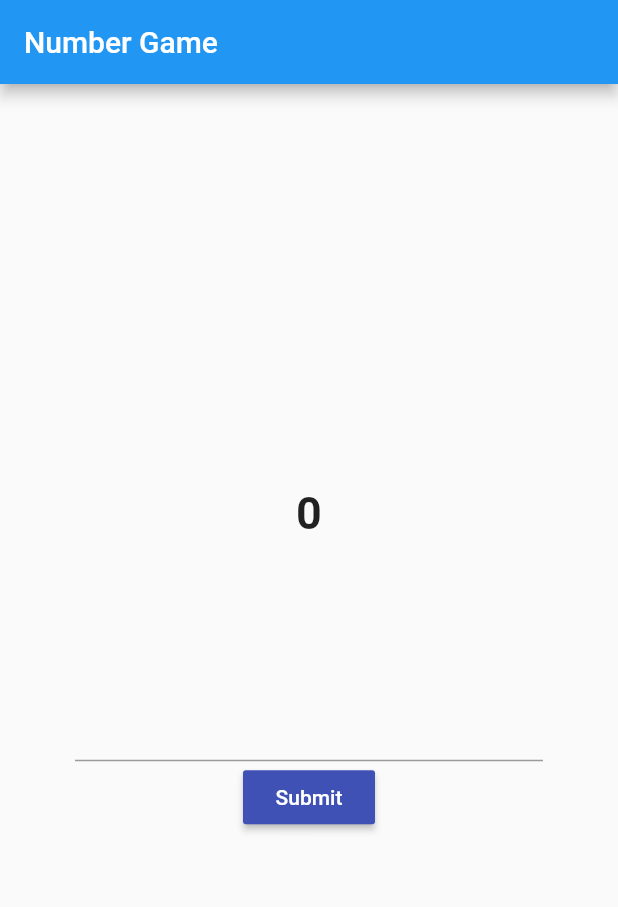
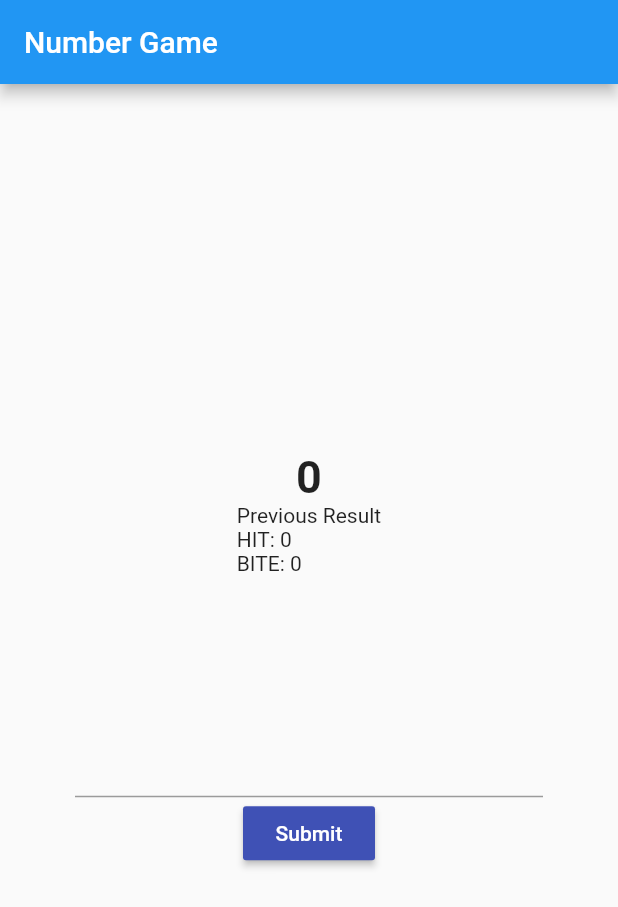
Before and after one commit to onikazu/NumberGame, a Flutter app: the screen it shows after launch, on a phone screen of 412 x 824 dp. Shown: the top 907 px of the screen. Run offline on Flutter 3.47's test engine with Material 2 defaults, Android fonts, the phone set to English and light mode, and no system bars.

Commit message:
almost is done

```diff
--- a/lib/homepage_state.dart
+++ b/lib/homepage_state.dart
@@ -6,35 +6,48 @@ class HomePageState with ChangeNotifier {
   final _formKey = GlobalKey<FormState>();
   int _ansNum = randomizer.nextInt(900) + 100;
 
-  // remove dup num pattern
-  HomePageState() {
-    while (true) {
-      this._ansNum = randomizer.nextInt(900) + 100;
-      if (checkBite(this._ansNum) == 0) {
-        break;
-      }
-    }
-  }
-
   int _subNum = 0;
   int _hitNum = 0;
   int _biteNum = 0;
+  int _challengeNum = 0;
 
   int get ansNum => this._ansNum;
+
   int get subNum => this._subNum;
+
   int get hitNum => this._hitNum;
+
   int get biteNum => this._biteNum;
+
+  int get challengeNum => this._challengeNum;
+
   GlobalKey get formKey => this._formKey;
 
   void submit(int num) {
+    // remove dup num pattern
+    int numThird = num ~/ 100;
+    int tmp = num % 100;
+    int numSecond = tmp ~/ 10;
+    int numFirst = tmp % 10;
+
+    while (numFirst == numSecond ||
+        numFirst == numThird ||
+        numSecond == numThird) {
+      this._ansNum = randomizer.nextInt(900) + 100;
+    }
+
     this._subNum = num;
     this._hitNum = checkHit(num);
     this._biteNum = checkBite(num);
+    this._challengeNum++;
+    print("========== Result #${this._challengeNum} =============");
+    print(
+        "ansNum: ${this._ansNum}, subNum: ${this._subNum}, hitNum: ${this._hitNum}, biteNum: ${this._biteNum}\n");
 
     notifyListeners();
   }
 
-  int checkHit (int num) {
+  int checkHit(int num) {
     int ansNumThird = this._ansNum ~/ 100;
     int tmp = this._ansNum % 100;
     int ansNumSecond = tmp ~/ 10;
@@ -47,7 +60,7 @@ class HomePageState with ChangeNotifier {
 
     int result = 0;
 
-    if (ansNumFirst == subNumFirst){
+    if (ansNumFirst == subNumFirst) {
       result++;
     }
     if (ansNumSecond == subNumSecond) {
@@ -58,10 +71,9 @@ class HomePageState with ChangeNotifier {
       result++;
     }
     return result;
-
   }
 
-  int checkBite (int num) {
+  int checkBite(int num) {
     int ansNumThird = this._ansNum ~/ 100;
     int tmp = this._ansNum % 100;
     int ansNumSecond = tmp ~/ 10;
@@ -74,7 +86,7 @@ class HomePageState with ChangeNotifier {
 
     int result = 0;
 
-    if (ansNumFirst == subNumThird){
+    if (ansNumFirst == subNumThird) {
       result++;
     }
     if (ansNumFirst == subNumSecond) {
@@ -84,7 +96,7 @@ class HomePageState with ChangeNotifier {
     if (ansNumSecond == subNumThird) {
       result++;
     }
-    if (ansNumSecond == subNumFirst){
+    if (ansNumSecond == subNumFirst) {
       result++;
     }
     if (ansNumThird == subNumFirst) {
--- a/lib/main.dart
+++ b/lib/main.dart
@@ -11,10 +11,7 @@ class MyApp extends StatelessWidget {
     return MaterialApp(
       title: "Number Game",
       home: ChangeNotifierProvider(
-        create: (_) => HomePageState(),
-        child: HomePage()
-      ),
-
+          create: (_) => HomePageState(), child: HomePage()),
     );
   }
 }
@@ -31,8 +28,11 @@ class HomePage extends StatelessWidget {
           child: Column(
             mainAxisAlignment: MainAxisAlignment.center,
             children: <Widget>[
-              // TODO: return result
-              Text(homePageState.subNum.toString(), style: TextStyle(fontSize: 30.0, fontWeight: FontWeight.bold)),
+              Text(homePageState.subNum.toString(),
+                  style:
+                      TextStyle(fontSize: 30.0, fontWeight: FontWeight.bold)),
+              Text(
+                  "Previous Result\nHIT: ${homePageState.hitNum}\nBITE: ${homePageState.biteNum}"),
               SizedBox(height: 100),
               SubmitForm(errorMessage: "not good"),
               SubmitButton(),
@@ -71,7 +71,9 @@ class SubmitForm extends StatelessWidget {
             int numSecond = tmp ~/ 10;
             int numFirst = tmp % 10;
 
-          if (numFirst == numSecond || numFirst == numThird || numSecond == numThird) {
+            if (numFirst == numSecond ||
+                numFirst == numThird ||
+                numSecond == numThird) {
               return "you must input number without duplication";
             }
 
@@ -87,8 +89,7 @@ class SubmitForm extends StatelessWidget {
           },
           textAlign: TextAlign.center,
           keyboardType: TextInputType.number,
-      )
-    );
+        ));
   }
 }
 
@@ -99,13 +100,14 @@ class SubmitButton extends StatelessWidget {
     if (_formState.validate()) {
       print("saved!");
       _formState.save();
+      // TODO: return different screen if hitnum == 3
       showDialog(
         context: context,
         builder: (_) {
           return AlertDialog(
             title: Text("Result"),
-            content: Text("ANS: ${homePageState.ansNum}\nHIT: ${homePageState
-              .hitNum}\nBITE: ${homePageState.biteNum}"),
+            content: Text(
+                "HIT: ${homePageState.hitNum}\nBITE: ${homePageState.biteNum}"),
             actions: <Widget>[
               FlatButton(
                 child: Text("Cancel"),
@@ -129,7 +131,7 @@ class SubmitButton extends StatelessWidget {
       textColor: Colors.white,
       color: Colors.indigo,
       // TODO: refactoring
-      onPressed: (){
+      onPressed: () {
         pressFunc(context);
       },
     );
```
Lines whose indentation alone changed are shown as unchanged.
